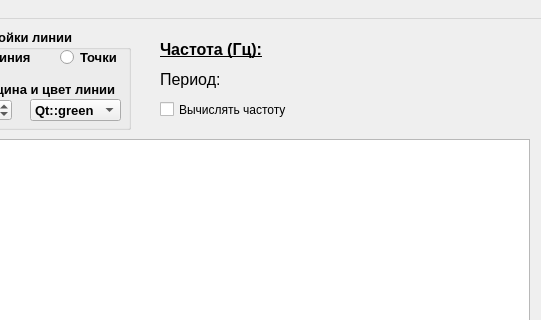
tds1981/Oscilloscope, file mainwindow.ui: the form before one commit; both pictures show x 580 to 1121 and y 0 to 320 of the 1121 by 729 pixel window.
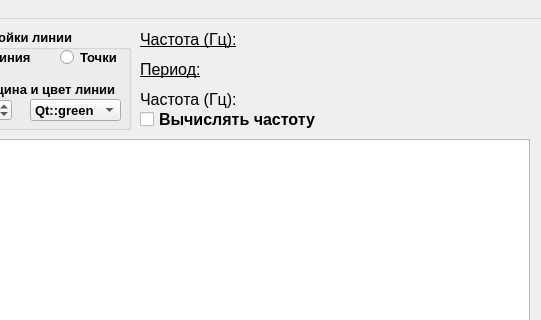
The form after the commit. Icons and pictures are not drawn.

Diff of the .ui file:
```diff
--- a/mainwindow.ui
+++ b/mainwindow.ui
@@ -141,17 +141,17 @@
    <widget class="QLabel" name="label_2">
     <property name="geometry">
      <rect>
-      <x>740</x>
-      <y>20</y>
-      <width>261</width>
+      <x>720</x>
+      <y>10</y>
+      <width>361</width>
       <height>21</height>
      </rect>
     </property>
     <property name="font">
      <font>
       <pointsize>12</pointsize>
-      <weight>75</weight>
-      <bold>true</bold>
+      <weight>50</weight>
+      <bold>false</bold>
       <underline>true</underline>
      </font>
     </property>
@@ -263,12 +263,19 @@
    <widget class="QCheckBox" name="checkBox">
     <property name="geometry">
      <rect>
-      <x>740</x>
-      <y>80</y>
-      <width>131</width>
+      <x>720</x>
+      <y>90</y>
+      <width>191</width>
       <height>21</height>
      </rect>
     </property>
+    <property name="font">
+     <font>
+      <pointsize>12</pointsize>
+      <weight>75</weight>
+      <bold>true</bold>
+     </font>
+    </property>
     <property name="text">
      <string>Вычислять частоту</string>
     </property>
@@ -276,21 +283,40 @@
    <widget class="QLabel" name="label">
     <property name="geometry">
      <rect>
-      <x>740</x>
-      <y>50</y>
-      <width>301</width>
+      <x>720</x>
+      <y>40</y>
+      <width>361</width>
       <height>21</height>
      </rect>
     </property>
     <property name="font">
      <font>
       <pointsize>12</pointsize>
+      <underline>true</underline>
      </font>
     </property>
     <property name="text">
      <string>Период:</string>
     </property>
    </widget>
+   <widget class="QLabel" name="label_3">
+    <property name="geometry">
+     <rect>
+      <x>720</x>
+      <y>70</y>
+      <width>381</width>
+      <height>21</height>
+     </rect>
+    </property>
+    <property name="font">
+     <font>
+      <pointsize>12</pointsize>
+     </font>
+    </property>
+    <property name="text">
+     <string>Частота (Гц):</string>
+    </property>
+   </widget>
   </widget>
   <widget class="QStatusBar" name="statusBar"/>
   <widget class="QMenuBar" name="menuBar">
```
